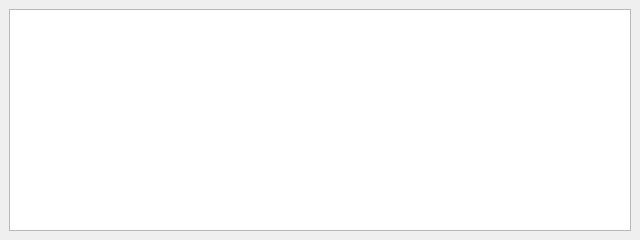
First picture: the form in EyeRecToo/src/LogWidget.ui, repository tcsantini/EyeRecToo, before the edit.
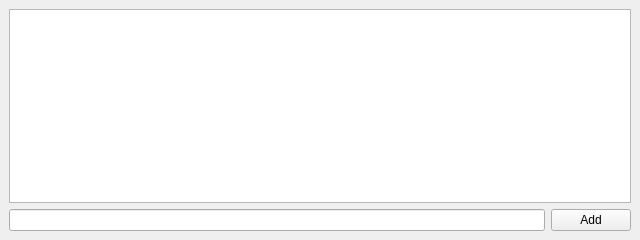
Second picture: the form after the edit.

Commit message: Adds user input to the Log Widget

Patch:
```diff
--- a/EyeRecToo/src/LogWidget.ui
+++ b/EyeRecToo/src/LogWidget.ui
@@ -30,6 +30,27 @@
       </property>
      </widget>
     </item>
+    <item>
+     <layout class="QHBoxLayout" name="addLogLayout">
+      <item>
+       <widget class="QLineEdit" name="usrMsg">
+        <property name="toolTip">
+         <string>You can add a user message to the log by using this text box and pressing return or the &quot;Add&quot; button.</string>
+        </property>
+       </widget>
+      </item>
+      <item>
+       <widget class="QPushButton" name="addMsg">
+        <property name="toolTip">
+         <string>Adds user message to the log.</string>
+        </property>
+        <property name="text">
+         <string>Add</string>
+        </property>
+       </widget>
+      </item>
+     </layout>
+    </item>
    </layout>
   </widget>
   <widget class="QMenuBar" name="menubar">
```
Left out of the diff: 3 changed lines with no effect on the pictures. The commit also changes 2 other files.
